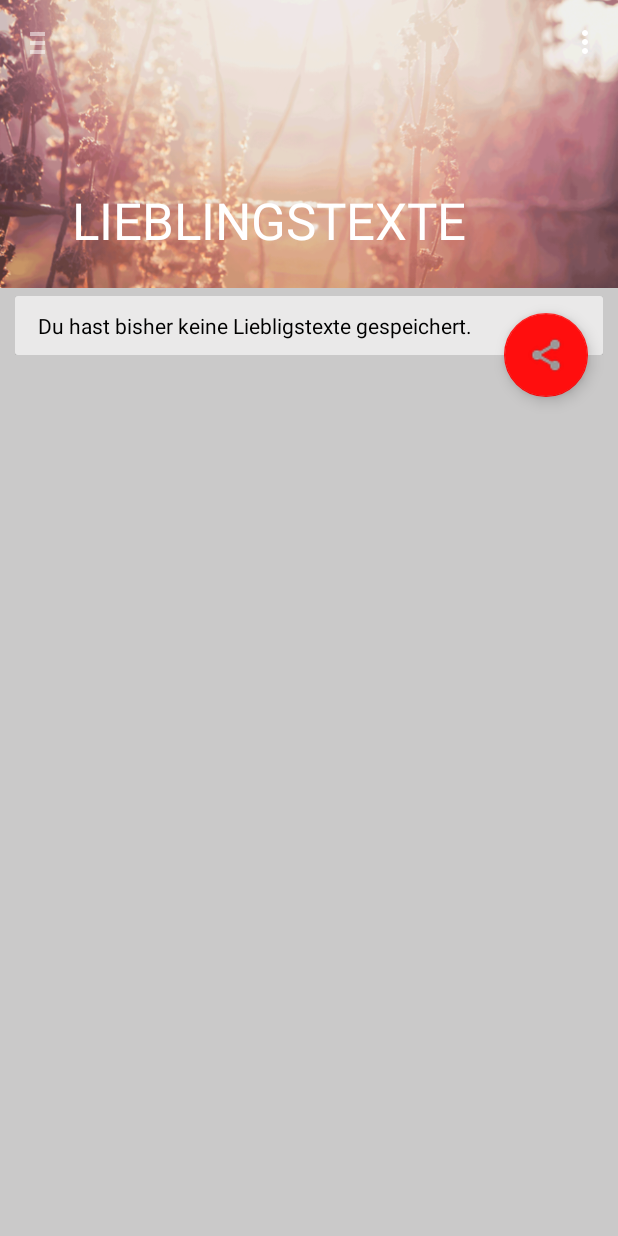
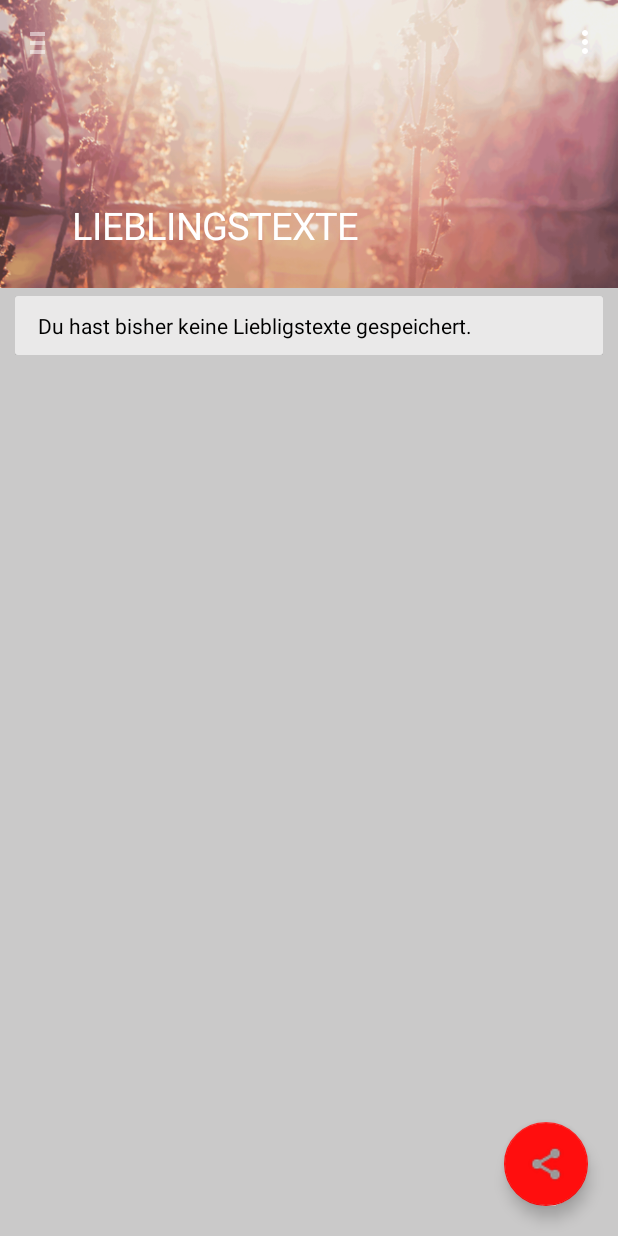
Before and after one commit to elpequeno/jagott.android, an Android app: the screen it shows after launch (JaGottMain), in the side drawer, after a tap on "LIEBLINGSTEXTE", on a phone screen of 412 x 824 dp. Run offline under Robolectric (Android 15) with nearby library versions, the light colour scheme and no system bars; our stand-ins replace ButterKnife.

Commit message:
random stuff
Signed-off-by: Pequeno <Andre.klein89@yahoo.de>

```diff
--- a/app/src/main/java/de/huerse/jagott/JaGottMain.java
+++ b/app/src/main/java/de/huerse/jagott/JaGottMain.java
@@ -49,6 +49,7 @@ public class JaGottMain extends AppCompatActivity
     NavigationView mNavigationView;
     @InjectView(R.id.header)
     ImageView mImageHeaderView;
+    SwipeRefreshLayout mSwipeRefreshLayout;
     //@InjectView(R.id.drawer_recyclerView) RecyclerView drawerRecyclerView;
 
     private CharSequence mTitle;
@@ -67,6 +68,8 @@ public class JaGottMain extends AppCompatActivity
     ListView mArchivListView;
     SwipeRefreshLayout swipeLayout;
 
+    int mSection;
+
     @Override
     protected void onCreate(Bundle savedInstanceState) {
         // Make sure this is before calling super.onCreate
@@ -83,6 +86,7 @@ public class JaGottMain extends AppCompatActivity
         //getSupportActionBar().setDisplayHomeAsUpEnabled(true);
 
         mCollapsingToolbar = (CollapsingToolbarLayout) findViewById(R.id.collapsing_toolbar);
+        mSwipeRefreshLayout = (SwipeRefreshLayout) findViewById(R.id.swipeContainer);
 
         //hide Floating action button
         FloatingActionButton fab = (FloatingActionButton) findViewById(R.id.fab);
@@ -96,6 +100,14 @@ public class JaGottMain extends AppCompatActivity
         mTitle = getTitle();
 
         initializeGUI();
+        mSwipeRefreshLayout.setOnRefreshListener(new SwipeRefreshLayout.OnRefreshListener() {
+            @Override
+            public void onRefresh() {
+                // Refresh items
+                refreshItems();
+            }
+        });
+        mSection = 0;
 
         //this lines are needed to prevent title from vanishing when toolbar collapses
         setTitle(R.string.title_section1);
@@ -117,6 +129,34 @@ public class JaGottMain extends AppCompatActivity
 
         JgtHeuteRVAdapter adapter = new JgtHeuteRVAdapter(jgtHeuteInit);
         rv.setAdapter(adapter);
+    }
+
+    void refreshItems() {
+        // Load items
+        // ...
+
+        switch(mSection)
+        {
+            case 0: //Ja-Gott-Heute
+                new JaGottHeute().execute();
+                break;
+            case 1:
+                new JaGottArchiv().execute();
+                break;
+            default:
+                //doNothing
+        }
+
+        // Load complete
+        onItemsLoadComplete();
+    }
+
+    void onItemsLoadComplete() {
+        // Update the adapter and notify data set changed
+        // ...
+
+        // Stop refresh animation
+        mSwipeRefreshLayout.setRefreshing(false);
     }
 
     private void setUpNavDrawer() {
@@ -154,6 +194,8 @@ public class JaGottMain extends AppCompatActivity
 
                         mImageHeaderView.setImageResource(R.drawable.image_heute2);
                         new JaGottHeute().execute();
+                        mSection = 0;
+                        mSwipeRefreshLayout.setEnabled(true);
                         //mCurrentSelectedPosition = 0;
                         break;
                     case R.id.title_section2:
@@ -161,6 +203,8 @@ public class JaGottMain extends AppCompatActivity
                         setTitle(R.string.title_section2);
                         mImageHeaderView.setImageResource(R.drawable.header_image_1);
                         new JaGottArchiv().execute();
+                        mSection = 1;
+                        mSwipeRefreshLayout.setEnabled(true);
                         //mCurrentSelectedPosition = 1;
                         break;
                     case R.id.title_section3:
@@ -181,6 +225,8 @@ public class JaGottMain extends AppCompatActivity
                         JgtKontaktRVAdapter kontaktAdapter = new JgtKontaktRVAdapter(kontakte);
                         rv.setAdapter(kontaktAdapter);
                         //mCurrentSelectedPosition = 0;
+                        mSection = 2;
+                        mSwipeRefreshLayout.setEnabled(false);
                         break;
                     case R.id.title_section4:
                         //this lines are needed to prevent title from vanishing when toolbar collapses
@@ -196,6 +242,8 @@ public class JaGottMain extends AppCompatActivity
                         //Execute Alarm Handler
                         mAlarmHandler.executeJaGottAlarm();
                         //mCurrentSelectedPosition = 1;
+                        mSection = 3;
+                        mSwipeRefreshLayout.setEnabled(false);
                         break;
                     case R.id.title_section5:
                         fab = (FloatingActionButton) findViewById(R.id.fab);
@@ -231,6 +279,8 @@ public class JaGottMain extends AppCompatActivity
                         JgtFavoritesRVAdapter favoritesAdapter = new JgtFavoritesRVAdapter(archivList);
                         rv.setAdapter(favoritesAdapter);
                         //mCurrentSelectedPosition = 0;
+                        mSection = 4;
+                        mSwipeRefreshLayout.setEnabled(false);
                         break;
 
                     default:
--- a/app/src/main/res/layout/jgt_main_activity.xml
+++ b/app/src/main/res/layout/jgt_main_activity.xml
@@ -29,6 +29,7 @@
                 app:expandedTitleMarginBottom="32dp"
                 app:expandedTitleMarginEnd="64dp"
                 app:expandedTitleMarginStart="48dp"
+                app:expandedTitleTextAppearance="@style/HeaderTitleStyle"
                 app:layout_scrollFlags="scroll|exitUntilCollapsed">
                 <ImageView
                     android:id="@+id/header"
@@ -48,11 +49,19 @@
         </android.support.design.widget.AppBarLayout>
         <!-- Main Content -->
 
+        <android.support.v4.widget.SwipeRefreshLayout
+            xmlns:android="http://schemas.android.com/apk/res/android"
+            android:id="@+id/swipeContainer"
+            android:layout_width="match_parent"
+            android:layout_height="match_parent"
+            app:layout_behavior="@string/appbar_scrolling_view_behavior">
+
         <android.support.v7.widget.RecyclerView
             android:id="@+id/container"
             android:layout_width="match_parent"
-            android:layout_height="wrap_content"
-            app:layout_behavior="@string/appbar_scrolling_view_behavior" />
+            android:layout_height="wrap_content" />
+
+        </android.support.v4.widget.SwipeRefreshLayout>
 
         <android.support.design.widget.FloatingActionButton
             android:id="@+id/fab"
--- a/app/src/main/res/values/styles.xml
+++ b/app/src/main/res/values/styles.xml
@@ -19,4 +19,8 @@
 
         <item name="android:textColor">@color/text_primary_dark</item>
     </style>
+
+    <style name="HeaderTitleStyle" parent="@android:style/TextAppearance">
+        <item name="android:textSize">25sp</item>
+    </style>
 </resources>
```
